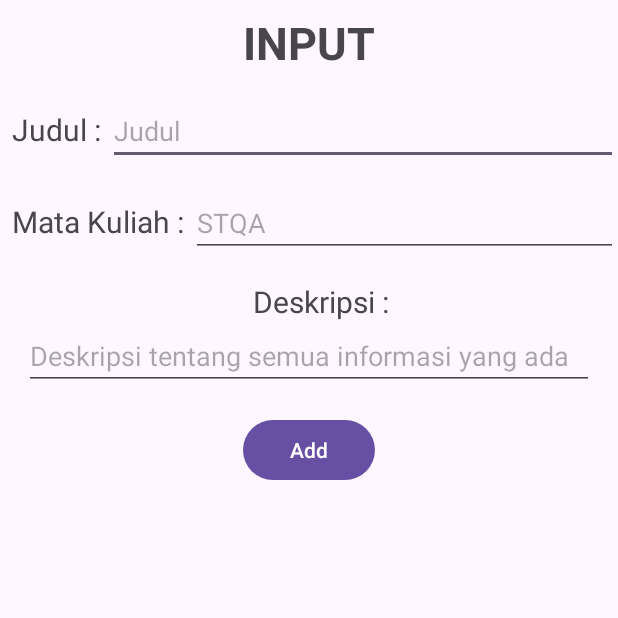
After one commit to Dohazo/TugasRecyclerView, an Android app: the addEdTugas screen opened directly, with no data from a screen before it, on a phone screen of 412 x 824 dp, the top half of it. The commit adds this screen. Run offline under Robolectric (Android 15) with nearby library versions, the phone set to English and light mode, and no system bars.

Commit message:
Fitur Add + Detail ongoing : edit & Done

```diff
--- a/app/src/main/AndroidManifest.xml
+++ b/app/src/main/AndroidManifest.xml
@@ -13,6 +13,9 @@
         android:theme="@style/Theme.TugasRecyclerView"
         tools:targetApi="31">
         <activity
+            android:name=".addEdTugas"
+            android:exported="false" />
+        <activity
             android:name=".detTugas"
             android:exported="false" />
         <activity
--- a/app/src/main/java/com/example/tugasrecyclerview/adapterRecView.kt
+++ b/app/src/main/java/com/example/tugasrecyclerview/adapterRecView.kt
@@ -14,6 +14,7 @@ class adapterRecView (private val listTugas: ArrayList<tugas>) : RecyclerView
 
     interface OnItemClickCallback {
         fun onItemClicked(data:tugas)
+        fun delData(pos: Int)
     }
     fun setOnItemClickCallback(onItemClickCallback: OnItemClickCallback){
         this.onItemClickCallback = onItemClickCallback
@@ -22,6 +23,7 @@ class adapterRecView (private val listTugas: ArrayList<tugas>) : RecyclerView
         var _judulTugas = itemView.findViewById<TextView>(R.id.judul)
         var _mataKuliahTugas = itemView.findViewById<TextView>(R.id.mataKuliah)
         var _deskripsiTugas = itemView.findViewById<TextView>(R.id.deskripsi)
+        var _btnHapus = itemView.findViewById<TextView>(R.id.btnHapus)
     }
 
     override fun onCreateViewHolder(parent: ViewGroup, viewType: Int): ListViewHolder {
@@ -43,5 +45,8 @@ class adapterRecView (private val listTugas: ArrayList<tugas>) : RecyclerView
             Toast.makeText(holder.itemView.context,tugas.matkul,Toast.LENGTH_LONG).show()
             onItemClickCallback.onItemClicked(listTugas[position])
         }
+        holder._btnHapus.setOnClickListener {
+            onItemClickCallback.delData(position)
+        }
     }
 }
--- /dev/null
+++ b/app/src/main/java/com/example/tugasrecyclerview/addEdTugas.kt
@@ -0,0 +1,44 @@
+package com.example.tugasrecyclerview
+
+import android.content.Intent
+import android.os.Bundle
+import android.widget.Button
+import android.widget.EditText
+import androidx.activity.enableEdgeToEdge
+import androidx.appcompat.app.AppCompatActivity
+import androidx.core.view.ViewCompat
+import androidx.core.view.WindowInsetsCompat
+
+class addEdTugas : AppCompatActivity() {
+    override fun onCreate(savedInstanceState: Bundle?) {
+        super.onCreate(savedInstanceState)
+        enableEdgeToEdge()
+        setContentView(R.layout.activity_add_ed_tugas)
+        ViewCompat.setOnApplyWindowInsetsListener(findViewById(R.id.main)) { v, insets ->
+            val systemBars = insets.getInsets(WindowInsetsCompat.Type.systemBars())
+            v.setPadding(systemBars.left, systemBars.top, systemBars.right, systemBars.bottom)
+            insets
+        }
+//        val dataIn = intent.getParcelableArrayListExtra("dataTugas", arrayListOf<tugas>()::class.java)
+        val dataIn: ArrayList<tugas>? = intent.getParcelableArrayListExtra("dataTugas")
+        val inJudul = findViewById<EditText>(R.id.edJudul)
+        val inMatkul = findViewById<EditText>(R.id.edMatkul)
+        val inDeskripsi = findViewById<EditText>(R.id.edDeskripsi)
+        val _addBtn = findViewById<Button>(R.id.addBtn)
+        _addBtn.setOnClickListener {
+            if (dataIn != null) {
+                val newTugas = tugas(
+                    judul = inJudul.text.toString(),
+                    matkul = inMatkul.text.toString(),
+                    deskripsi = inDeskripsi.text.toString()
+                )
+                dataIn.add(newTugas)
+                val resultIntent = Intent()
+                resultIntent.putParcelableArrayListExtra("updatedDataTugas", dataIn)
+                setResult(RESULT_OK, resultIntent)
+                finish() // Kembali ke MainActivity
+            }
+
+        }
+    }
+}
--- /dev/null
+++ b/app/src/main/res/layout/activity_add_ed_tugas.xml
@@ -0,0 +1,94 @@
+<?xml version="1.0" encoding="utf-8"?>
+<LinearLayout xmlns:android="http://schemas.android.com/apk/res/android"
+    xmlns:app="http://schemas.android.com/apk/res-auto"
+    xmlns:tools="http://schemas.android.com/tools"
+    android:id="@+id/main"
+    android:layout_width="match_parent"
+    android:layout_height="match_parent"
+    android:orientation="vertical"
+    tools:context=".addEdTugas">
+    <TextView
+        android:layout_width="wrap_content"
+        android:layout_height="wrap_content"
+        android:text="INPUT"
+        android:layout_gravity="center"
+        android:layout_marginTop="8dp"
+        android:textSize="30sp"
+        android:textStyle="bold"
+        />
+    <LinearLayout
+        android:layout_width="match_parent"
+        android:layout_height="wrap_content"
+        android:orientation="horizontal"
+        android:layout_marginTop="16dp"
+        >
+        <TextView
+            android:layout_width="wrap_content"
+            android:layout_height="wrap_content"
+            android:text="Judul : "
+            android:layout_marginStart="8dp"
+            android:textSize="20sp"
+            />
+        <EditText
+            android:layout_width="match_parent"
+            android:layout_height="wrap_content"
+            android:id="@+id/edJudul"
+            android:hint="Judul"
+            />
+    </LinearLayout>
+    <LinearLayout
+        android:layout_width="match_parent"
+        android:layout_height="wrap_content"
+        android:orientation="horizontal"
+        android:layout_marginTop="16dp"
+        >
+        <TextView
+            android:layout_width="wrap_content"
+            android:layout_height="wrap_content"
+            android:text="Mata Kuliah : "
+            android:layout_marginStart="8dp"
+            android:textSize="20sp"
+            />
+        <EditText
+            android:layout_width="match_parent"
+            android:layout_height="wrap_content"
+            android:id="@+id/edMatkul"
+            android:hint="STQA"
+            />
+    </LinearLayout>
+
+    <LinearLayout
+        android:layout_width="match_parent"
+        android:layout_height="wrap_content"
+        android:orientation="vertical"
+        android:layout_marginTop="16dp"
+        >
+        <TextView
+            android:layout_width="wrap_content"
+            android:layout_height="wrap_content"
+            android:text="Deskripsi :"
+            android:layout_marginStart="8dp"
+            android:layout_gravity="center"
+
+            android:textSize="20sp"
+            />
+        <EditText
+            android:layout_width="match_parent"
+            android:layout_height="wrap_content"
+            android:layout_marginHorizontal="16dp"
+            android:id="@+id/edDeskripsi"
+            android:hint="Deskripsi tentang semua informasi yang ada"
+            android:inputType="text"
+            />
+    </LinearLayout>
+
+    <Button
+        android:layout_width="wrap_content"
+        android:layout_height="wrap_content"
+        android:text="Add"
+        android:id="@+id/addBtn"
+        android:layout_marginTop="16dp"
+        android:layout_gravity="center"
+        />
+
+</LinearLayout>
```
Also changed, not shown: app/src/main/java/com/example/tugasrecyclerview/MainActivity.kt (+76 -29 lines).
